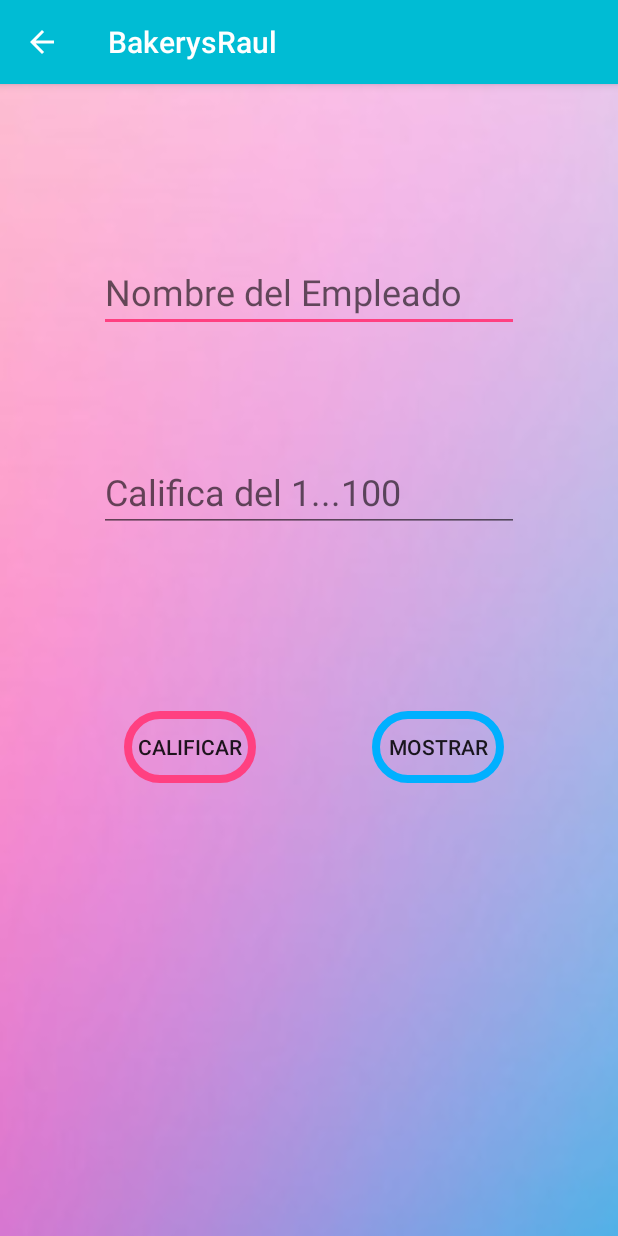
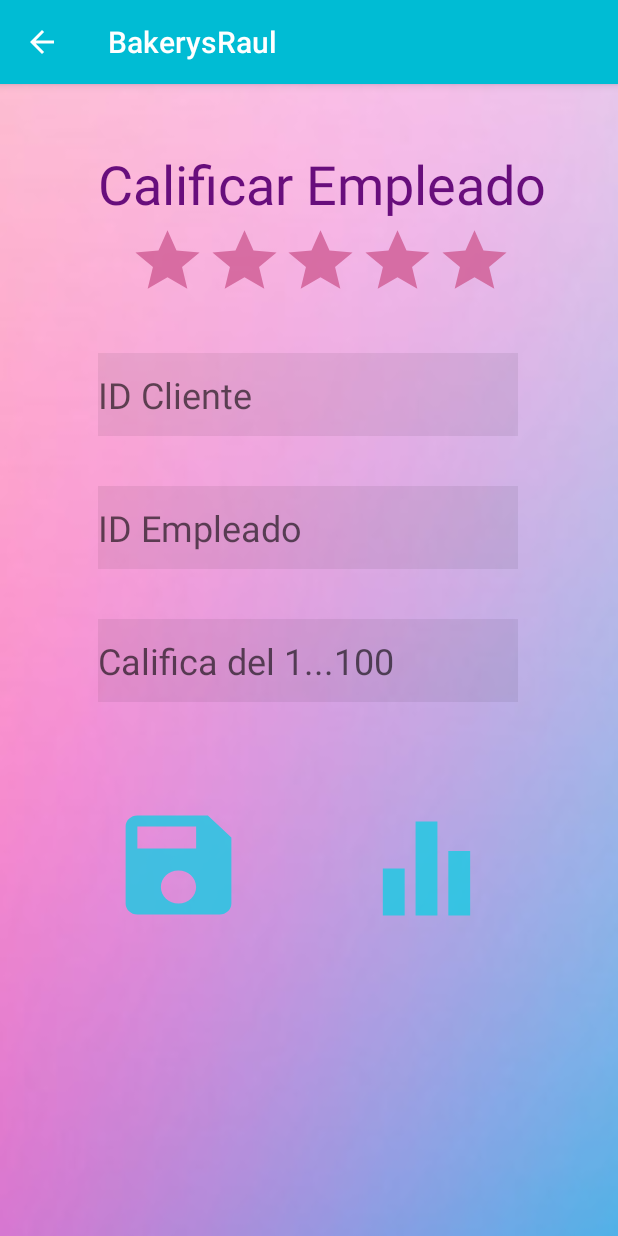
Before and after one commit to SandraGpe/BakerysRaul, an Android app: the CalifEmpresa screen opened directly, with no data from a screen before it, on a phone screen of 412 x 824 dp. Run offline under Robolectric (Android 15) with nearby library versions, the light colour scheme and no system bars; our stand-ins replace Volley; network calls fail.

Commit message:
update 10

```diff
--- /dev/null
+++ b/app/src/main/res/drawable-anydpi/estrella.xml
@@ -0,0 +1,11 @@
+<vector xmlns:android="http://schemas.android.com/apk/res/android"
+    android:width="24dp"
+    android:height="24dp"
+    android:viewportWidth="24"
+    android:viewportHeight="24"
+    android:tint="#CF5B93"
+    android:alpha="0.8">
+    <path
+        android:fillColor="#FF000000"
+        android:pathData="M12,17.27L18.18,21l-1.64,-7.03L22,9.24l-7.19,-0.61L12,2 9.19,8.63 2,9.24l5.46,4.73L5.82,21z"/>
+</vector>
--- /dev/null
+++ b/app/src/main/res/drawable-anydpi/grafica.xml
@@ -0,0 +1,11 @@
+<vector xmlns:android="http://schemas.android.com/apk/res/android"
+    android:width="24dp"
+    android:height="24dp"
+    android:viewportWidth="24"
+    android:viewportHeight="24"
+    android:tint="#19CAE2"
+    android:alpha="0.8">
+    <path
+        android:fillColor="#FF000000"
+        android:pathData="M10,20h4L14,4h-4v16zM4,20h4v-8L4,12v8zM16,9v11h4L20,9h-4z"/>
+</vector>
--- a/app/src/main/res/layout/activity_calif_empresa.xml
+++ b/app/src/main/res/layout/activity_calif_empresa.xml
@@ -8,62 +8,157 @@
     tools:context=".CalifEmpresa">
 
     <EditText
-        android:id="@+id/etNom"
+        android:id="@+id/etIDE"
         android:layout_width="wrap_content"
-        android:layout_height="wrap_content"
-        android:layout_marginTop="112dp"
+        android:layout_height="55dp"
         android:ems="10"
-        android:hint="Nombre del Empleado"
+        android:hint="ID Empleado"
+        android:inputType="textPersonName"
         android:textColor="#13181C"
         android:textSize="24sp"
-        android:inputType="textPersonName"
+        android:background="#11000000"
+        app:layout_constraintBottom_toBottomOf="parent"
         app:layout_constraintEnd_toEndOf="parent"
+        app:layout_constraintHorizontal_bias="0.496"
         app:layout_constraintStart_toStartOf="parent"
-        app:layout_constraintTop_toTopOf="parent" />
+        app:layout_constraintTop_toTopOf="parent"
+        app:layout_constraintVertical_bias="0.376" />
 
     <EditText
         android:id="@+id/etCalif"
         android:layout_width="wrap_content"
-        android:layout_height="wrap_content"
+        android:layout_height="55dp"
         android:layout_marginStart="8dp"
-        android:layout_marginTop="80dp"
         android:layout_marginEnd="8dp"
         android:ems="10"
         android:hint="Califica del 1...100"
         android:inputType="numberDecimal"
         android:textColor="#13181C"
         android:textSize="24sp"
+        android:background="#11000000"
+        app:layout_constraintBottom_toBottomOf="parent"
         app:layout_constraintEnd_toEndOf="parent"
+        app:layout_constraintHorizontal_bias="0.495"
         app:layout_constraintStart_toStartOf="parent"
-        app:layout_constraintTop_toBottomOf="@+id/etNom" />
+        app:layout_constraintTop_toTopOf="parent" />
 
     <Button
         android:id="@+id/gtnGuardar"
-        android:layout_width="wrap_content"
-        android:layout_height="wrap_content"
+        android:layout_width="94dp"
+        android:layout_height="88dp"
         android:layout_marginStart="8dp"
         android:layout_marginEnd="8dp"
-        android:background="@drawable/edit_boton2"
+        android:background="@drawable/pguardar"
         android:onClick="guardarClic"
-        android:text="Calificar"
         app:layout_constraintBottom_toBottomOf="parent"
         app:layout_constraintEnd_toStartOf="@+id/btnGraficar"
-        app:layout_constraintHorizontal_bias="0.517"
+        app:layout_constraintHorizontal_bias="0.49"
         app:layout_constraintStart_toStartOf="parent"
         app:layout_constraintTop_toTopOf="parent"
-        app:layout_constraintVertical_bias="0.581"
-        tools:text="Guardar" />
+        app:layout_constraintVertical_bias="0.701" />
 
     <Button
         android:id="@+id/btnGraficar"
-        android:layout_width="wrap_content"
-        android:layout_height="wrap_content"
-        android:layout_marginEnd="76dp"
-        android:background="@drawable/edit_boton3"
+        android:layout_width="87dp"
+        android:layout_height="94dp"
+        android:layout_marginEnd="84dp"
+        android:background="@drawable/grafica"
         android:onClick="graficaClic"
-        android:text="Mostrar"
         app:layout_constraintBottom_toBottomOf="parent"
         app:layout_constraintEnd_toEndOf="parent"
         app:layout_constraintTop_toTopOf="parent"
-        app:layout_constraintVertical_bias="0.581" />
+        app:layout_constraintVertical_bias="0.706" />
+
+    <EditText
+        android:id="@+id/etIDC"
+        android:layout_width="wrap_content"
+        android:layout_height="55dp"
+        android:ems="10"
+        android:hint="ID Cliente"
+        android:inputType="textPersonName"
+        android:textColor="#13181C"
+        android:textSize="24sp"
+        android:background="#11000000"
+        app:layout_constraintBottom_toBottomOf="parent"
+        app:layout_constraintEnd_toEndOf="parent"
+        app:layout_constraintHorizontal_bias="0.496"
+        app:layout_constraintStart_toStartOf="parent"
+        app:layout_constraintTop_toTopOf="parent"
+        app:layout_constraintVertical_bias="0.252" />
+
+    <TextView
+        android:id="@+id/textView2"
+        style="@style/Base.Widget.MaterialComponents.TextView"
+        android:layout_width="wrap_content"
+        android:layout_height="wrap_content"
+        android:text="Calificar Empleado"
+        android:textAppearance="@style/TextAppearance.AppCompat.Large"
+        android:textColor="#680E7C"
+        android:textSize="36sp"
+        app:layout_constraintBottom_toBottomOf="parent"
+        app:layout_constraintEnd_toEndOf="parent"
+        app:layout_constraintHorizontal_bias="0.579"
+        app:layout_constraintStart_toStartOf="parent"
+        app:layout_constraintTop_toTopOf="parent"
+        app:layout_constraintVertical_bias="0.058" />
+
+    <Button
+        android:id="@+id/estrellas"
+        android:layout_width="51dp"
+        android:layout_height="49dp"
+        android:background="@drawable/estrella"
+        app:layout_constraintBottom_toBottomOf="parent"
+        app:layout_constraintEnd_toEndOf="parent"
+        app:layout_constraintHorizontal_bias="0.238"
+        app:layout_constraintStart_toStartOf="parent"
+        app:layout_constraintTop_toTopOf="parent"
+        app:layout_constraintVertical_bias="0.13" />
+
+    <Button
+        android:id="@+id/estrellas2"
+        android:layout_width="51dp"
+        android:layout_height="49dp"
+        android:background="@drawable/estrella"
+        app:layout_constraintBottom_toBottomOf="parent"
+        app:layout_constraintEnd_toEndOf="parent"
+        app:layout_constraintHorizontal_bias="0.38"
+        app:layout_constraintStart_toStartOf="parent"
+        app:layout_constraintTop_toTopOf="parent"
+        app:layout_constraintVertical_bias="0.13" />
+
+    <Button
+        android:id="@+id/estrellas3"
+        android:layout_width="51dp"
+        android:layout_height="49dp"
+        android:background="@drawable/estrella"
+        app:layout_constraintBottom_toBottomOf="parent"
+        app:layout_constraintEnd_toEndOf="parent"
+        app:layout_constraintHorizontal_bias="0.522"
+        app:layout_constraintStart_toStartOf="parent"
+        app:layout_constraintTop_toTopOf="parent"
+        app:layout_constraintVertical_bias="0.13" />
+
+    <Button
+        android:id="@+id/estrellas4"
+        android:layout_width="51dp"
+        android:layout_height="49dp"
+        android:background="@drawable/estrella"
+        app:layout_constraintBottom_toBottomOf="parent"
+        app:layout_constraintEnd_toEndOf="parent"
+        app:layout_constraintHorizontal_bias="0.663"
+        app:layout_constraintStart_toStartOf="parent"
+        app:layout_constraintTop_toTopOf="parent"
+        app:layout_constraintVertical_bias="0.13" />
+
+    <Button
+        android:id="@+id/estrellas5"
+        android:layout_width="51dp"
+        android:layout_height="49dp"
+        android:background="@drawable/estrella"
+        app:layout_constraintBottom_toBottomOf="parent"
+        app:layout_constraintEnd_toEndOf="parent"
+        app:layout_constraintHorizontal_bias="0.805"
+        app:layout_constraintStart_toStartOf="parent"
+        app:layout_constraintTop_toTopOf="parent"
+        app:layout_constraintVertical_bias="0.13" />
 </androidx.constraintlayout.widget.ConstraintLayout>
```
Also changed, not shown: app/src/main/java/com/example/bakerysraul/CalifEmpresa.kt (+43 -12 lines), app/src/main/java/com/example/bakerysraul/CalifGrafica.kt (+22 -6 lines), app/src/main/java/com/example/bakerysraul/adminbd.kt (+12 -10 lines), app/src/main/res/drawable-hdpi/estrella.png (added), app/src/main/res/drawable-hdpi/grafica.png (added), app/src/main/res/drawable-mdpi/estrella.png (added), app/src/main/res/drawable-mdpi/grafica.png (added), app/src/main/res/drawable-xhdpi/estrella.png (added), app/src/main/res/drawable-xhdpi/grafica.png (added), app/src/main/res/drawable-xxhdpi/estrella.png (added), app/src/main/res/drawable-xxhdpi/grafica.png (added).
